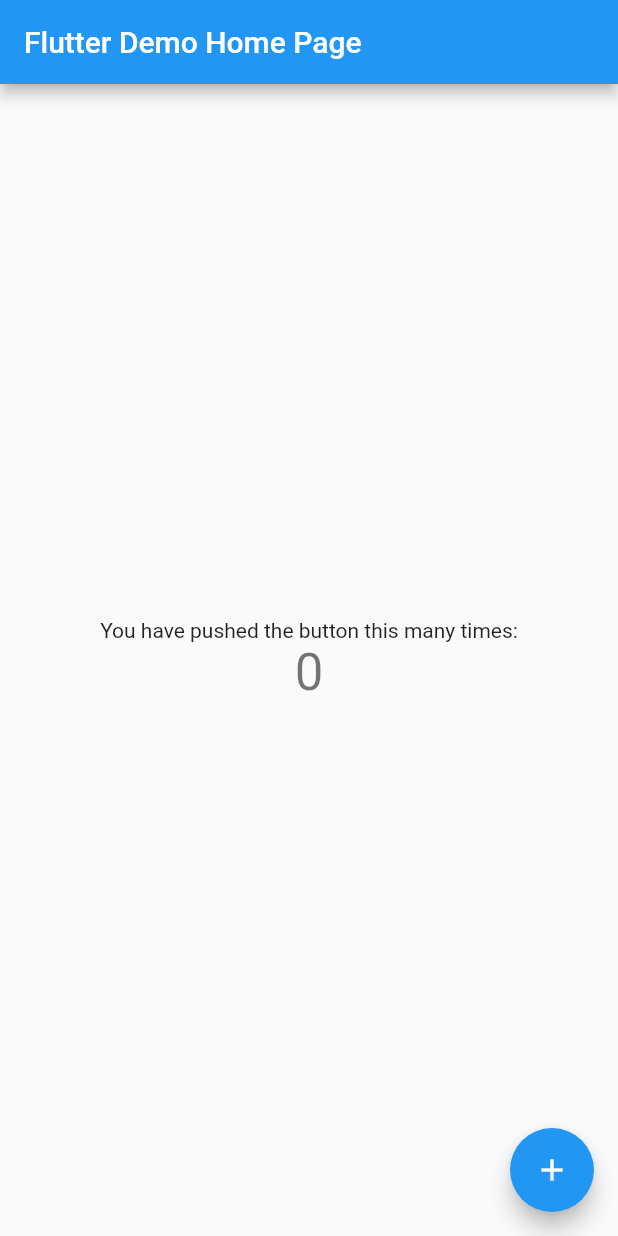
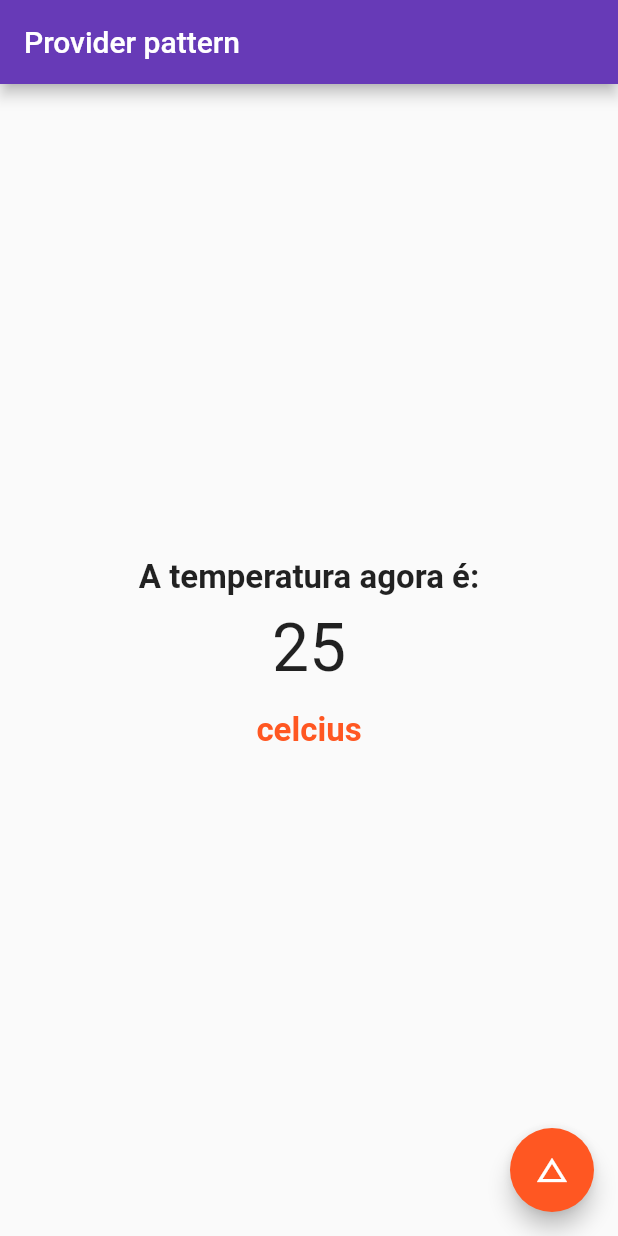
Before and after one commit to c0h1b4/contador_provider, a Flutter app: the screen it shows after launch, on a phone screen of 412 x 824 dp. Run offline on Flutter 3.47's test engine with Material 2 defaults, Android fonts, the phone set to English and light mode, and no system bars.

Commit message:
Nova versão... muito melhor

```diff
--- /dev/null
+++ b/lib/colorDecider.dart
@@ -0,0 +1,10 @@
+import 'package:flutter/material.dart';
+import 'package:novo_teste/weatherInfo.dart';
+
+class ColorDecider {
+  Color decideColor(WeatherInfo weatherInfo) {
+    return weatherInfo.temperatureType == "celsius"
+        ? Colors.green
+        : Colors.deepOrange;
+  }
+}
--- a/lib/contador.dart
+++ /dev/null
@@ -1,16 +0,0 @@
-import 'package:flutter/foundation.dart';
-
-class Contador with ChangeNotifier {
-  int _stateContador = 0;
-
-  int get stateContador => _stateContador;
-  set stateContador(int novoValor) {
-    _stateContador = novoValor;
-    notifyListeners();
-  }
-
-  void incrementCounter() {
-    _stateContador++;
-    notifyListeners();
-  }
-}
--- a/lib/main.dart
+++ b/lib/main.dart
@@ -1,5 +1,6 @@
 import 'package:flutter/material.dart';
-import 'package:novo_teste/contador.dart';
+import 'package:novo_teste/colorDecider.dart';
+import 'package:novo_teste/weatherInfo.dart';
 import 'package:provider/provider.dart';
 
 void main() => runApp(MyApp());
@@ -7,54 +8,110 @@ void main() => runApp(MyApp());
 class MyApp extends StatelessWidget {
   @override
   Widget build(BuildContext context) {
+    return MaterialApp(
+      title: 'Flutter Demo',
+      theme: ThemeData(
+        primarySwatch: Colors.deepPurple,
+      ),
+      home: MyHomePage(),
+    );
+  }
+}
+
+class MyHomePage extends StatelessWidget {
+  @override
+  Widget build(BuildContext context) {
+    print("construiu o scaffold");
     return ChangeNotifierProvider(
-      builder: (context) => Contador(),
-      child: MaterialApp(
-        title: 'Flutter Demo',
-        theme: ThemeData(
-          primarySwatch: Colors.blue,
+      builder: (context) => WeatherInfo(),
+      child: Scaffold(
+        appBar: AppBar(
+          title: Text("Provider pattern"),
         ),
-        home: MyHomePage(title: 'Flutter Demo Home Page'),
+        body: Center(
+          child: Column(
+            mainAxisAlignment: MainAxisAlignment.center,
+            children: <Widget>[
+              MySpecialText(),
+              MySpecialContent(),
+              MySpecialHeading(),
+            ],
+          ),
+        ),
+        floatingActionButton: MyFloatActionButton(),
       ),
     );
   }
 }
 
-class MyHomePage extends StatelessWidget {
-  MyHomePage({Key key, this.title}) : super(key: key);
-  final String title;
-
+class MySpecialText extends StatelessWidget {
   @override
   Widget build(BuildContext context) {
-    final contador = Provider.of<Contador>(context);
+    print("construiu specialtext");
 
-    return Scaffold(
-      appBar: AppBar(
-        title: Text(title),
-      ),
-      body: Center(
-        child: Column(
-          mainAxisAlignment: MainAxisAlignment.center,
-          children: <Widget>[
-            Text(
-              'You have pushed the button this many times:',
-            ),
-            Consumer<Contador>(
-              builder: (BuildContext context, Contador contador, _) {
-                return Text(
-                  '${contador.stateContador}',
-                  style: Theme.of(context).textTheme.display1,
-                );
-              },
-            )
-          ],
-        ),
-      ),
-      floatingActionButton: FloatingActionButton(
-        onPressed: contador.incrementCounter,
-        tooltip: 'Increment',
-        child: Icon(Icons.add),
+    return Text(
+      "A temperatura agora é:",
+      style: TextStyle(
+        fontSize: 22.0,
+        fontWeight: FontWeight.bold,
       ),
     );
   }
 }
+
+class MySpecialHeading extends StatelessWidget with ColorDecider {
+  @override
+  Widget build(BuildContext context) {
+    return Padding(
+      padding: const EdgeInsets.all(8.0),
+      child: Consumer<WeatherInfo>(builder: (context, weatherInfo, _) {
+        print("construiu heading");
+        return Text(
+          weatherInfo.temperatureType,
+          style: TextStyle(
+            fontSize: 22.0,
+            fontWeight: FontWeight.bold,
+            color: decideColor(weatherInfo),
+          ),
+        );
+      }),
+    );
+  }
+}
+
+class MySpecialContent extends StatelessWidget {
+  @override
+  Widget build(BuildContext context) {
+    print("construiu content");
+    WeatherInfo weatherInfo = Provider.of<WeatherInfo>(context);
+    return Padding(
+      padding: const EdgeInsets.all(8.0),
+      child: Text(
+        weatherInfo.temperatureVal.toString(),
+        style: TextStyle(
+          fontSize: 44.0,
+        ),
+      ),
+    );
+  }
+}
+
+class MyFloatActionButton extends StatelessWidget with ColorDecider {
+  @override
+  Widget build(BuildContext context) {
+    print("construiu button");
+    WeatherInfo weatherInfo = Provider.of<WeatherInfo>(context);
+    return FloatingActionButton(
+      backgroundColor: decideColor(weatherInfo),
+      onPressed: () {
+        String newWeatherType =
+            weatherInfo.temperatureType == "celsius" ? "fahrenheit" : "celsius";
+        weatherInfo.type = newWeatherType;
+      },
+      tooltip: 'Change Type',
+      child: Icon(
+        Icons.change_history,
+      ),
+    );
+  }
+}
--- /dev/null
+++ b/lib/weatherInfo.dart
@@ -0,0 +1,22 @@
+import 'package:flutter/foundation.dart';
+
+class WeatherInfo with ChangeNotifier {
+  // Variáveis
+  String _tempType = "celcius";
+  int _temperatureVal = 25;
+
+  // Getters
+  int get temperatureVal => _temperatureVal;
+  String get temperatureType => _tempType;
+
+  // Setters
+  set temperature(int newTemp) {
+    _temperatureVal = newTemp;
+    notifyListeners();
+  }
+
+  set type(String newType) {
+    _tempType = newType;
+    notifyListeners();
+  }
+}
```
